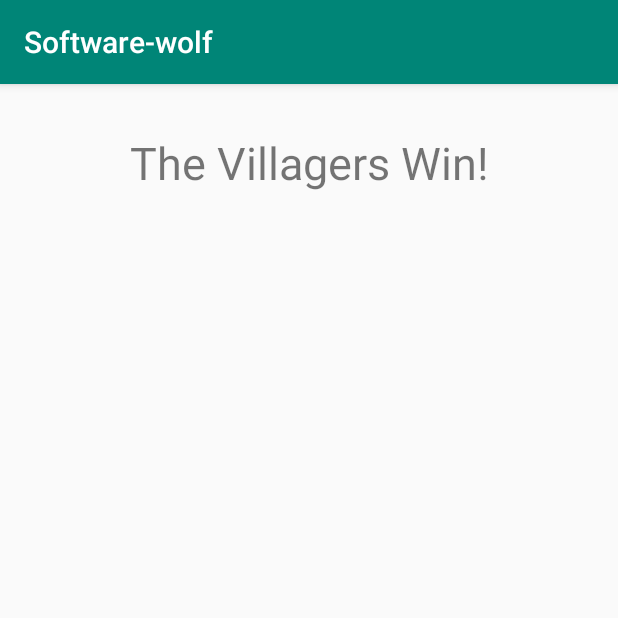
After one commit to michaelrfoster/Software-wolf, an Android app: the VillagerWinActivity screen opened directly, with no data from a screen before it, on a phone screen of 412 x 824 dp, the top half of it. The commit adds this screen. Run offline under Robolectric (Android 15) with nearby library versions, the phone set to English and light mode, and no system bars.

Commit message:
Added Multiple files

```diff
--- a/app/build.gradle
+++ b/app/build.gradle
@@ -5,7 +5,7 @@ android {
     compileSdkVersion 28
     defaultConfig {
         applicationId "com.mrfoster.software_wolf"
-        minSdkVersion 17
+        minSdkVersion 16
         targetSdkVersion 28
         versionCode 1
         versionName "1.0"
--- a/app/src/main/AndroidManifest.xml
+++ b/app/src/main/AndroidManifest.xml
@@ -9,8 +9,9 @@
         android:roundIcon="@mipmap/ic_launcher_round"
         android:supportsRtl="true"
         android:theme="@style/AppTheme">
-        <activity android:name=".BoringNightActivity"></activity>
-        <activity android:name=".ResultsActivity" />
+        <activity android:name=".VillagerWinActivity"></activity>
+        <activity android:name=".BoringNightActivity" />
+        <activity android:name=".WerewolfWinActivity" />
         <activity android:name=".NightActivity" />
         <activity android:name=".DayActivity" />
         <activity android:name=".RoleActivity" />
--- a/app/src/main/java/com/mrfoster/software_wolf/BoringNightActivity.java
+++ b/app/src/main/java/com/mrfoster/software_wolf/BoringNightActivity.java
@@ -51,7 +51,7 @@ public class BoringNightActivity extends AppCompatActivity {
 
     private void openResultsActivity() {
         StaticVars.game_state = "result_state";
-        Intent intent = new Intent(this, ResultsActivity.class);
+        Intent intent = new Intent(this, WerewolfWinActivity.class);
         startActivity(intent);
         finish();
     }
--- /dev/null
+++ b/app/src/main/java/com/mrfoster/software_wolf/VillagerWinActivity.java
@@ -0,0 +1,14 @@
+package com.mrfoster.software_wolf;
+
+import androidx.appcompat.app.AppCompatActivity;
+
+import android.os.Bundle;
+
+public class VillagerWinActivity extends AppCompatActivity {
+
+    @Override
+    protected void onCreate(Bundle savedInstanceState) {
+        super.onCreate(savedInstanceState);
+        setContentView(R.layout.activity_villager_win);
+    }
+}
--- a/app/src/main/java/com/mrfoster/software_wolf/ResultsActivity.java
+++ b/app/src/main/java/com/mrfoster/software_wolf/WerewolfWinActivity.java
@@ -4,11 +4,11 @@ import androidx.appcompat.app.AppCompatActivity;
 
 import android.os.Bundle;
 
-public class ResultsActivity extends AppCompatActivity {
+public class WerewolfWinActivity extends AppCompatActivity {
 
     @Override
     protected void onCreate(Bundle savedInstanceState) {
         super.onCreate(savedInstanceState);
-        setContentView(R.layout.activity_results);
+        setContentView(R.layout.activity_werewolf_win);
     }
 }
--- /dev/null
+++ b/app/src/main/res/layout/activity_villager_win.xml
@@ -0,0 +1,19 @@
+<?xml version="1.0" encoding="utf-8"?>
+<androidx.constraintlayout.widget.ConstraintLayout xmlns:android="http://schemas.android.com/apk/res/android"
+    xmlns:app="http://schemas.android.com/apk/res-auto"
+    xmlns:tools="http://schemas.android.com/tools"
+    android:layout_width="match_parent"
+    android:layout_height="match_parent"
+    tools:context=".WerewolfWinActivity">
+
+    <TextView
+        android:id="@+id/ResultsTextView"
+        android:layout_width="wrap_content"
+        android:layout_height="wrap_content"
+        android:layout_marginTop="32dp"
+        android:text="The Villagers Win!"
+        android:textSize="30sp"
+        app:layout_constraintEnd_toEndOf="parent"
+        app:layout_constraintStart_toStartOf="parent"
+        app:layout_constraintTop_toTopOf="parent" />
+</androidx.constraintlayout.widget.ConstraintLayout>
--- a/app/src/main/res/layout/activity_results.xml
+++ b/app/src/main/res/layout/activity_werewolf_win.xml
@@ -4,14 +4,14 @@
     xmlns:tools="http://schemas.android.com/tools"
     android:layout_width="match_parent"
     android:layout_height="match_parent"
-    tools:context=".ResultsActivity">
+    tools:context=".WerewolfWinActivity">
 
     <TextView
         android:id="@+id/ResultsTextView"
         android:layout_width="wrap_content"
         android:layout_height="wrap_content"
         android:layout_marginTop="32dp"
-        android:text="The Placeholders Win!"
+        android:text="The Werewolves Win!"
         android:textSize="30sp"
         app:layout_constraintEnd_toEndOf="parent"
         app:layout_constraintStart_toStartOf="parent"
```
Also changed, not shown: app/src/main/java/com/mrfoster/software_wolf/DayActivity.java (+16 -5 lines), app/src/main/java/com/mrfoster/software_wolf/LobbyActivity.java (+36 -7 lines), app/src/main/java/com/mrfoster/software_wolf/NightActivity.java (+14 -5 lines).
